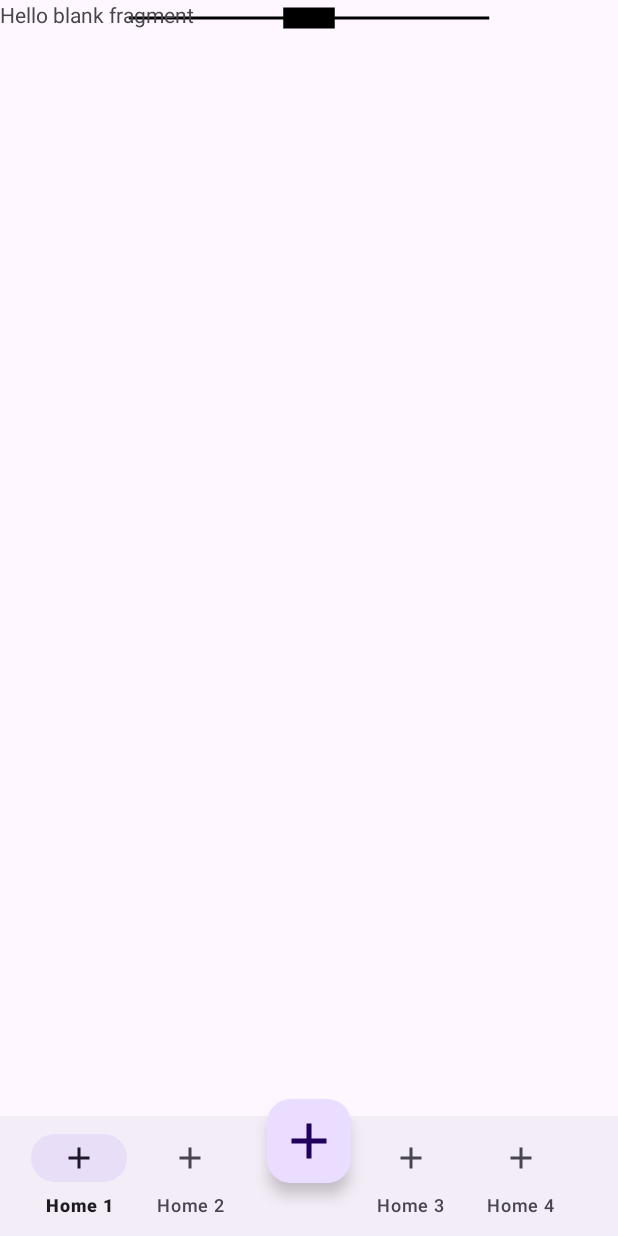
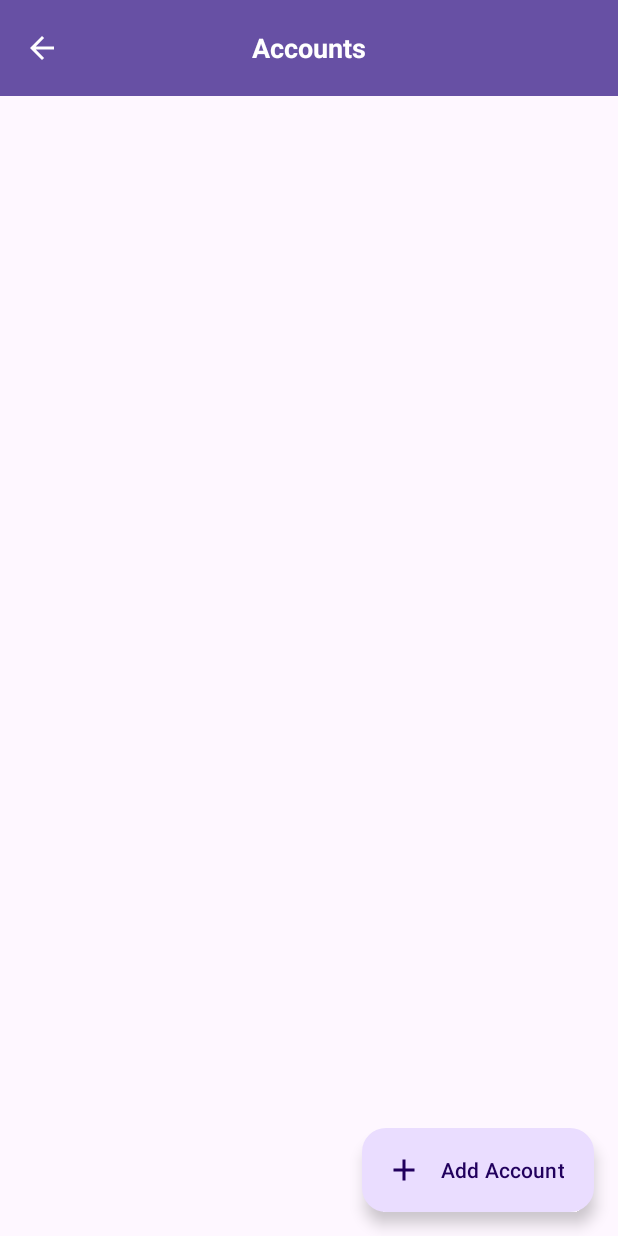
Before and after one commit to inge-fabiansuarez/Mi-Cartera-App, an Android app: the screen it shows after launch (MainActivity before the commit, AccountListActivity after it), on a phone screen of 412 x 824 dp. Run offline under Robolectric (Android 15) with nearby library versions, the phone set to English and light mode, and no system bars; our stand-ins replace data binding.

Commit message:
Se adelantaron algunas activitiers

```diff
--- a/app/build.gradle.kts
+++ b/app/build.gradle.kts
@@ -1,6 +1,7 @@
 plugins {
     id("com.android.application")
     id("org.jetbrains.kotlin.android")
+    id("com.google.gms.google-services")
 }
 
 android {
@@ -51,6 +52,7 @@ dependencies {
     implementation("androidx.lifecycle:lifecycle-viewmodel-ktx:2.6.2")
     implementation("androidx.navigation:navigation-fragment-ktx:2.7.5")
     implementation("androidx.navigation:navigation-ui-ktx:2.7.5")
+    implementation("com.google.firebase:firebase-firestore:24.9.1")
     testImplementation("junit:junit:4.13.2")
     androidTestImplementation("androidx.test.ext:junit:1.1.5")
     androidTestImplementation("androidx.test.espresso:espresso-core:3.5.1")
--- /dev/null
+++ b/app/src/main/java/com/fabiansuarez/micartera/AccountListActivity.kt
@@ -0,0 +1,21 @@
+package com.fabiansuarez.micartera
+
+import android.content.Intent
+import androidx.appcompat.app.AppCompatActivity
+import android.os.Bundle
+import androidx.databinding.DataBindingUtil
+import com.fabiansuarez.micartera.databinding.ActivityAccountListBinding
+
+class AccountListActivity : AppCompatActivity() {
+
+    private lateinit var binding: ActivityAccountListBinding
+    override fun onCreate(savedInstanceState: Bundle?) {
+        super.onCreate(savedInstanceState)
+        //setContentView(R.layout.activity_account_list)
+        binding = DataBindingUtil.setContentView(this, R.layout.activity_account_list)
+        binding.fabAddListAccount.setOnClickListener {
+            startActivity(Intent(applicationContext, AccountFormActivity::class.java))
+        }
+
+    }
+}
--- /dev/null
+++ b/app/src/main/java/com/fabiansuarez/micartera/TypeAccount.kt
@@ -0,0 +1,5 @@
+package com.fabiansuarez.micartera
+
+enum class TypeAccount {
+    CASH, DEBIT_CARD
+}
--- /dev/null
+++ b/app/src/main/java/com/fabiansuarez/micartera/TypeCategory.kt
@@ -0,0 +1,5 @@
+package com.fabiansuarez.micartera
+
+enum class TypeCategory {
+    SPENT, INCOME
+}
--- a/app/src/main/java/com/fabiansuarez/micartera/model/entity/Account.kt
+++ b/app/src/main/java/com/fabiansuarez/micartera/model/entity/Account.kt
@@ -1,9 +1,13 @@
 package com.fabiansuarez.micartera.model.entity
+
+
+import com.fabiansuarez.micartera.TypeAccount
+import com.google.firebase.firestore.PropertyName
 
 data class Account(
     var id: String = "",
     var name: String = "",
     var balance: Double = 0.0,
-    var accountsTypeId: Int = 0,
+    var accountsTypeId: TypeAccount = TypeAccount.CASH,
     var userId: String = ""
 )
--- a/app/src/main/java/com/fabiansuarez/micartera/model/entity/MovementCategory.kt
+++ /dev/null
@@ -1,6 +0,0 @@
-package com.fabiansuarez.micartera.model.entity
-
-data class MovementCategory(
-    var id: Int = 0,
-    var name: String = ""
-)
--- /dev/null
+++ b/app/src/main/res/layout/activity_account_list.xml
@@ -0,0 +1,67 @@
+<?xml version="1.0" encoding="utf-8"?>
+<layout xmlns:android="http://schemas.android.com/apk/res/android"
+    xmlns:app="http://schemas.android.com/apk/res-auto"
+    xmlns:tools="http://schemas.android.com/tools">
+
+    <data>
+
+    </data>
+
+    <androidx.constraintlayout.widget.ConstraintLayout
+        android:layout_width="match_parent"
+        android:layout_height="match_parent"
+        tools:context=".AccountListActivity">
+
+        <com.google.android.material.appbar.AppBarLayout
+            android:id="@+id/appBarLayout"
+            android:layout_width="match_parent"
+            android:layout_height="wrap_content"
+            app:layout_constraintLeft_toLeftOf="parent"
+            app:layout_constraintRight_toRightOf="parent"
+            app:layout_constraintTop_toTopOf="parent">
+
+            <androidx.appcompat.widget.Toolbar
+                android:id="@+id/toolbar"
+                android:layout_width="match_parent"
+                android:layout_height="?attr/actionBarSize"
+                android:background="?attr/colorPrimary"
+                app:popupTheme="@style/Widget.Material3.PopupMenu.Overflow">
+
+                <!-- Botón de retroceso -->
+                <ImageButton
+                    android:id="@+id/btn_back"
+                    android:layout_width="wrap_content"
+                    android:layout_height="wrap_content"
+                    android:layout_gravity="start"
+                    android:background="?android:attr/selectableItemBackgroundBorderless"
+                    android:src="@drawable/ic_baseline_arrow_back_24"
+                    app:tint="@color/white" />
+
+                <!-- Título -->
+                <TextView
+                    android:id="@+id/toolbarTitle"
+                    android:layout_width="wrap_content"
+                    android:layout_height="wrap_content"
+                    android:layout_gravity="center"
+                    android:text="@string/accounts"
+                    android:textColor="@android:color/white"
+                    android:textSize="18sp"
+                    android:textStyle="bold" />
+
+            </androidx.appcompat.widget.Toolbar>
+        </com.google.android.material.appbar.AppBarLayout>
+
+
+        <com.google.android.material.floatingactionbutton.ExtendedFloatingActionButton
+            android:id="@+id/fab_add_list_account"
+            android:layout_width="wrap_content"
+            android:layout_height="wrap_content"
+            android:layout_gravity="bottom|end"
+            android:layout_margin="16dp"
+            android:text="@string/add_account"
+            app:icon="@drawable/ic_baseline_add_24"
+            app:layout_constraintBottom_toBottomOf="parent"
+            app:layout_constraintEnd_toEndOf="parent" />
+
+    </androidx.constraintlayout.widget.ConstraintLayout>
+</layout>
--- a/app/src/main/res/values/strings.xml
+++ b/app/src/main/res/values/strings.xml
@@ -50,4 +50,12 @@
     <string name="select">Select</string>
     <string name="type_movement">Type Movement</string>
     <string name="ammount">Ammount</string>
+    <string name="new_account">New Account</string>
+    <string name="add_account">Add Account</string>
+    <string name="accounts">Accounts</string>
+    <string name="initial_balance">Initial balance</string>
+    <string name="add_new_account">Add new Account</string>
+    <string name="name">Name</string>
+    <string name="categories">Categories</string>
+    <string name="add_category">Add Category</string>
 </resources>
--- a/build.gradle.kts
+++ b/build.gradle.kts
@@ -1,3 +1,8 @@
+buildscript {
+    dependencies {
+        classpath("com.google.gms:google-services:4.4.0")
+    }
+}
 // Top-level build file where you can add configuration options common to all sub-projects/modules.
 plugins {
     id("com.android.application") version "8.1.4" apply false
```
Also changed, not shown: app/src/main/AndroidManifest.xml (+14 -2 lines), app/src/main/java/com/fabiansuarez/micartera/AccountFormActivity.kt (added, +11 -0 lines), app/src/main/java/com/fabiansuarez/micartera/AccountRepository.kt (added, +36 -0 lines), app/src/main/java/com/fabiansuarez/micartera/CategoryFormActivity.kt (added, +11 -0 lines), app/src/main/java/com/fabiansuarez/micartera/CategoryListActivity.kt (added, +20 -0 lines), app/src/main/java/com/fabiansuarez/micartera/model/entity/Category.kt (added, +9 -0 lines), app/src/main/res/layout/activity_account_form.xml (added, +148 -0 lines), app/src/main/res/layout/activity_category_form.xml (added, +9 -0 lines), app/src/main/res/layout/activity_category_list.xml (added, +67 -0 lines).
